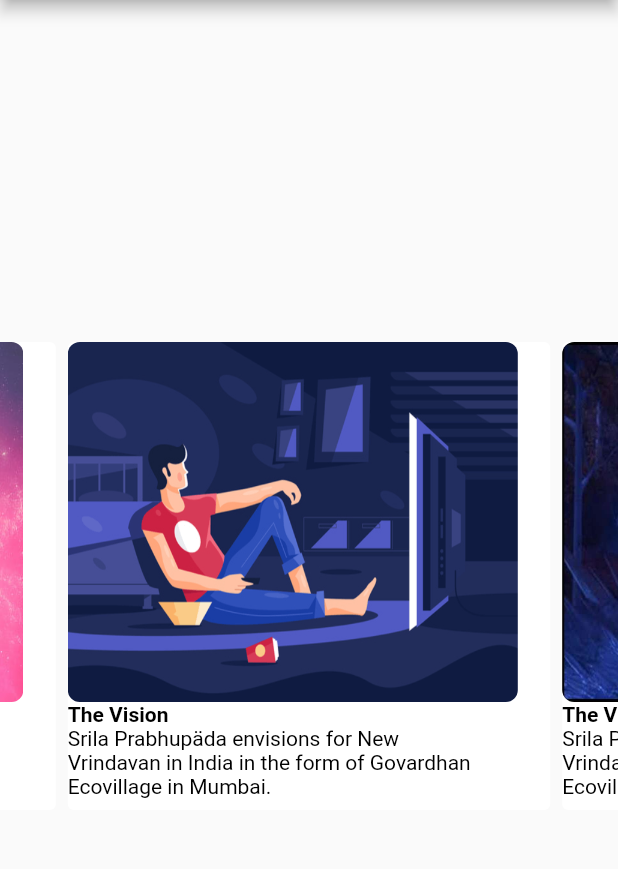
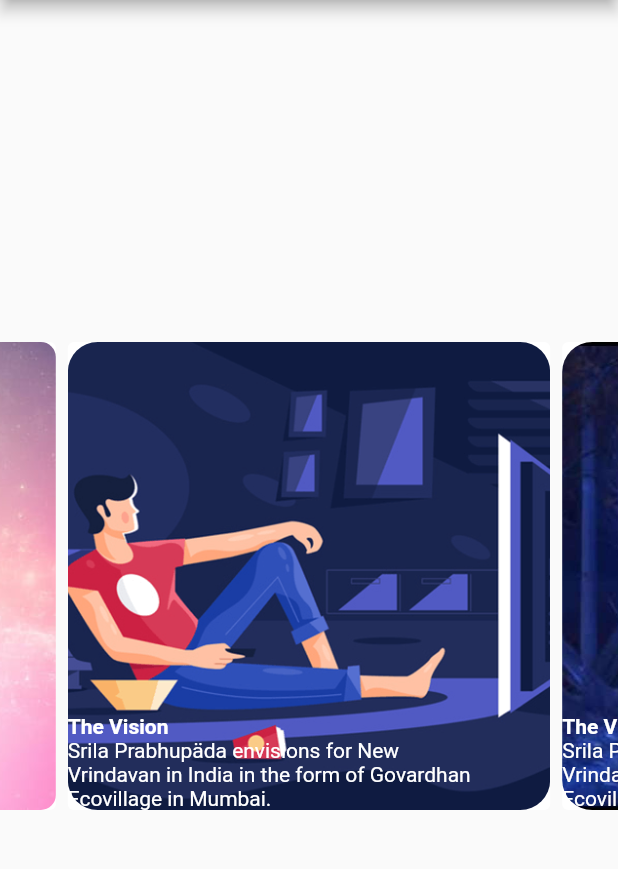
Before and after one commit to singhprashant1/about_page, a Flutter app: the screen it shows after launch, on a phone screen of 412 x 824 dp, the part 84-953 px from its top. Run offline on Flutter 3.47's test engine with Material 2 defaults, Android fonts, the phone set to English and light mode, and no system bars; drawn by our look-alikes of carousel_slider; our stand-ins replace google_fonts.

Commit message:
small changes

```diff
--- a/lib/aboutpage.dart
+++ b/lib/aboutpage.dart
@@ -69,34 +69,34 @@ class Item1 extends StatelessWidget {
   @override
   Widget build(BuildContext context) {
     return Container(
-      // decoration: BoxDecoration(
-      //   borderRadius: BorderRadius.circular(20.0),
-      //   image: DecorationImage(
-      //     image: AssetImage('ASSETS/slider1.png'),
-      //     fit: BoxFit.cover,
-      //   ),
-      // ),
+      decoration: BoxDecoration(
+        borderRadius: BorderRadius.circular(20.0),
+        image: DecorationImage(
+          image: AssetImage('ASSETS/slider1.png'),
+          fit: BoxFit.cover,
+        ),
+      ),
       child: Column(
-        mainAxisAlignment: MainAxisAlignment.start,
+        mainAxisAlignment: MainAxisAlignment.end,
         crossAxisAlignment: CrossAxisAlignment.start,
         children: [
-          ClipRRect(
-            borderRadius: BorderRadius.circular(8.0),
-            child: Image.asset(
-              'ASSETS/slider1.png',
-              width: 300.0,
-              height: 240.0,
-              fit: BoxFit.fill,
-            ),
-          ),
+          // ClipRRect(
+          //   borderRadius: BorderRadius.circular(8.0),
+          //   child: Image.asset(
+          //     'ASSETS/slider1.png',
+          //     width: 300.0,
+          //     height: 240.0,
+          //     fit: BoxFit.fill,
+          //   ),
+          // ),
           Text(
             "The Vision",
-            style: TextStyle(color: Colors.black, fontWeight: FontWeight.bold),
+            style: TextStyle(color: Colors.white, fontWeight: FontWeight.bold),
           ),
           Text(
             "Srila Prabhupäda envisions for New\nVrindavan in India in the form of Govardhan Ecovillage in Mumbai.",
             style: TextStyle(
-              color: Colors.black,
+              color: Colors.white,
             ),
           ),
         ],
@@ -110,34 +110,34 @@ class Item2 extends StatelessWidget {
   @override
   Widget build(BuildContext context) {
     return Container(
-      // decoration: BoxDecoration(
-      //   borderRadius: BorderRadius.circular(20.0),
-      //   image: DecorationImage(
-      //     image: AssetImage('ASSETS/slider2.jpg'),
-      //     fit: BoxFit.cover,
-      //   ),
-      // ),
+      decoration: BoxDecoration(
+        borderRadius: BorderRadius.circular(20.0),
+        image: DecorationImage(
+          image: AssetImage('ASSETS/slider2.jpg'),
+          fit: BoxFit.cover,
+        ),
+      ),
       child: Column(
-        mainAxisAlignment: MainAxisAlignment.start,
+        mainAxisAlignment: MainAxisAlignment.end,
         crossAxisAlignment: CrossAxisAlignment.start,
         children: [
-          ClipRRect(
-            borderRadius: BorderRadius.circular(8.0),
-            child: Image.asset(
-              'ASSETS/slider2.jpg',
-              width: 300.0,
-              height: 240.0,
-              fit: BoxFit.fill,
-            ),
-          ),
+          // ClipRRect(
+          //   borderRadius: BorderRadius.circular(8.0),
+          //   child: Image.asset(
+          //     'ASSETS/slider2.jpg',
+          //     width: 300.0,
+          //     height: 240.0,
+          //     fit: BoxFit.fill,
+          //   ),
+          // ),
           Text(
             "The Vision",
-            style: TextStyle(color: Colors.black, fontWeight: FontWeight.bold),
+            style: TextStyle(color: Colors.white, fontWeight: FontWeight.bold),
           ),
           Text(
             "Srila Prabhupäda envisions for New\nVrindavan in India in the form of Govardhan Ecovillage in Mumbai.",
             style: TextStyle(
-              color: Colors.black,
+              color: Colors.white,
             ),
           ),
         ],
@@ -151,34 +151,34 @@ class Item3 extends StatelessWidget {
   @override
   Widget build(BuildContext context) {
     return Container(
-      // decoration: BoxDecoration(
-      //   borderRadius: BorderRadius.circular(10.0),
-      //   image: DecorationImage(
-      //     image: AssetImage('ASSETS/slider3.jpg'),
-      //     fit: BoxFit.cover,
-      //   ),
-      // ),
+      decoration: BoxDecoration(
+        borderRadius: BorderRadius.circular(10.0),
+        image: DecorationImage(
+          image: AssetImage('ASSETS/slider3.jpg'),
+          fit: BoxFit.cover,
+        ),
+      ),
       child: Column(
-        mainAxisAlignment: MainAxisAlignment.start,
+        mainAxisAlignment: MainAxisAlignment.end,
         crossAxisAlignment: CrossAxisAlignment.start,
         children: [
-          ClipRRect(
-            borderRadius: BorderRadius.circular(8.0),
-            child: Image.asset(
-              'ASSETS/slider3.jpg',
-              width: 300.0,
-              height: 240.0,
-              fit: BoxFit.fill,
-            ),
-          ),
+          // ClipRRect(
+          //   borderRadius: BorderRadius.circular(8.0),
+          //   child: Image.asset(
+          //     'ASSETS/slider3.jpg',
+          //     width: 300.0,
+          //     height: 240.0,
+          //     fit: BoxFit.fill,
+          //   ),
+          // ),
           Text(
             "The Vision",
-            style: TextStyle(color: Colors.black, fontWeight: FontWeight.bold),
+            style: TextStyle(color: Colors.white, fontWeight: FontWeight.bold),
           ),
           Text(
             "Srila Prabhupäda envisions for New\nVrindavan in India in the form of Govardhan Ecovillage in Mumbai.",
             style: TextStyle(
-              color: Colors.black,
+              color: Colors.white,
             ),
           ),
         ],
@@ -192,34 +192,34 @@ class Item4 extends StatelessWidget {
   @override
   Widget build(BuildContext context) {
     return Container(
-      // decoration: BoxDecoration(
-      //   borderRadius: BorderRadius.circular(10.0),
-      //   image: DecorationImage(
-      //     image: AssetImage('ASSETS/slider4.jpg'),
-      //     fit: BoxFit.cover,
-      //   ),
-      // ),
+      decoration: BoxDecoration(
+        borderRadius: BorderRadius.circular(10.0),
+        image: DecorationImage(
+          image: AssetImage('ASSETS/slider4.jpg'),
+          fit: BoxFit.cover,
+        ),
+      ),
       child: Column(
-        mainAxisAlignment: MainAxisAlignment.start,
+        mainAxisAlignment: MainAxisAlignment.end,
         crossAxisAlignment: CrossAxisAlignment.start,
         children: [
-          ClipRRect(
-            borderRadius: BorderRadius.circular(8.0),
-            child: Image.asset(
-              'ASSETS/slider4.jpg',
-              width: 300.0,
-              height: 240.0,
-              fit: BoxFit.fill,
-            ),
-          ),
+          // ClipRRect(
+          //   borderRadius: BorderRadius.circular(8.0),
+          //   child: Image.asset(
+          //     'ASSETS/slider4.jpg',
+          //     width: 300.0,
+          //     height: 240.0,
+          //     fit: BoxFit.fill,
+          //   ),
+          // ),
           Text(
             "The Vision",
-            style: TextStyle(color: Colors.black, fontWeight: FontWeight.bold),
+            style: TextStyle(color: Colors.white, fontWeight: FontWeight.bold),
           ),
           Text(
             "Srila Prabhupäda envisions for New\nVrindavan in India in the form of Govardhan Ecovillage in Mumbai.",
             style: TextStyle(
-              color: Colors.black,
+              color: Colors.white,
             ),
           ),
         ],
@@ -233,34 +233,34 @@ class Item5 extends StatelessWidget {
   @override
   Widget build(BuildContext context) {
     return Container(
-      // decoration: BoxDecoration(
-      //   borderRadius: BorderRadius.circular(10.0),
-      //   image: DecorationImage(
-      //     image: AssetImage('ASSETS/slider5.jpg'),
-      //     fit: BoxFit.cover,
-      //   ),
-      // ),
+      decoration: BoxDecoration(
+        borderRadius: BorderRadius.circular(10.0),
+        image: DecorationImage(
+          image: AssetImage('ASSETS/slider5.jpg'),
+          fit: BoxFit.cover,
+        ),
+      ),
       child: Column(
-        mainAxisAlignment: MainAxisAlignment.start,
+        mainAxisAlignment: MainAxisAlignment.end,
         crossAxisAlignment: CrossAxisAlignment.start,
         children: [
-          ClipRRect(
-            borderRadius: BorderRadius.circular(8.0),
-            child: Image.asset(
-              'ASSETS/slider5.jpg',
-              width: 300.0,
-              height: 240.0,
-              fit: BoxFit.fill,
-            ),
-          ),
+          // ClipRRect(
+          //   borderRadius: BorderRadius.circular(8.0),
+          //   child: Image.asset(
+          //     'ASSETS/slider5.jpg',
+          //     width: 300.0,
+          //     height: 240.0,
+          //     fit: BoxFit.fill,
+          //   ),
+          // ),
           Text(
             "The Vision",
-            style: TextStyle(color: Colors.black, fontWeight: FontWeight.bold),
+            style: TextStyle(color: Colors.white, fontWeight: FontWeight.bold),
           ),
           Text(
             "Srila Prabhupäda envisions for New\nVrindavan in India in the form of Govardhan Ecovillage in Mumbai.",
             style: TextStyle(
-              color: Colors.black,
+              color: Colors.white,
             ),
           ),
         ],
```
